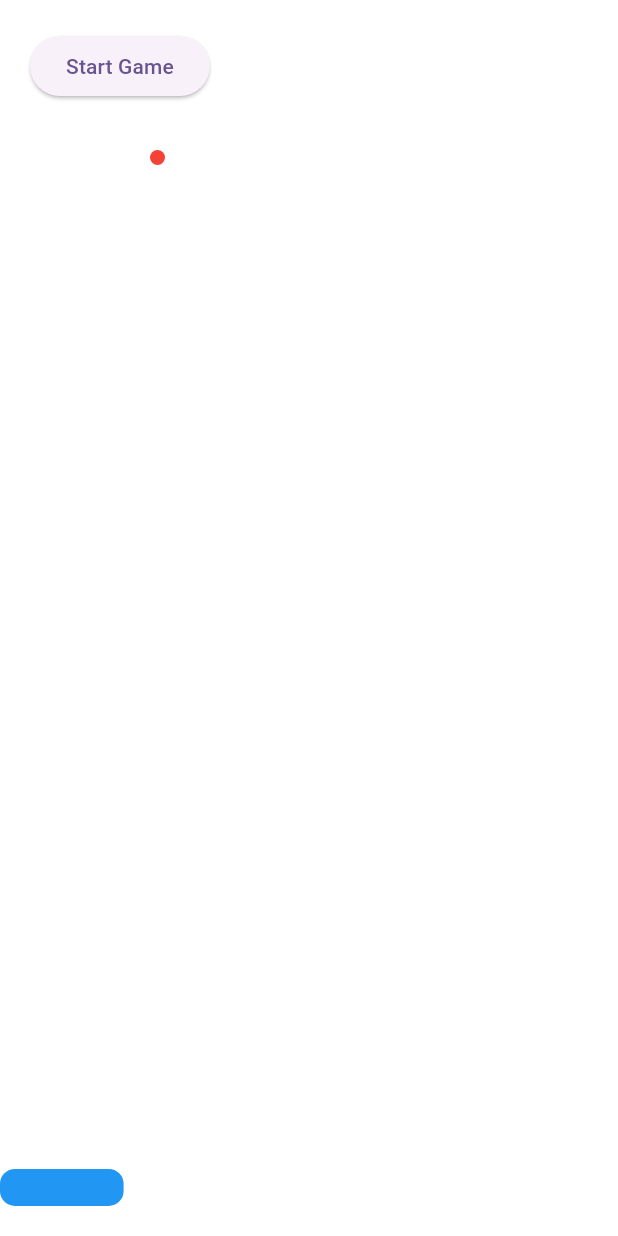
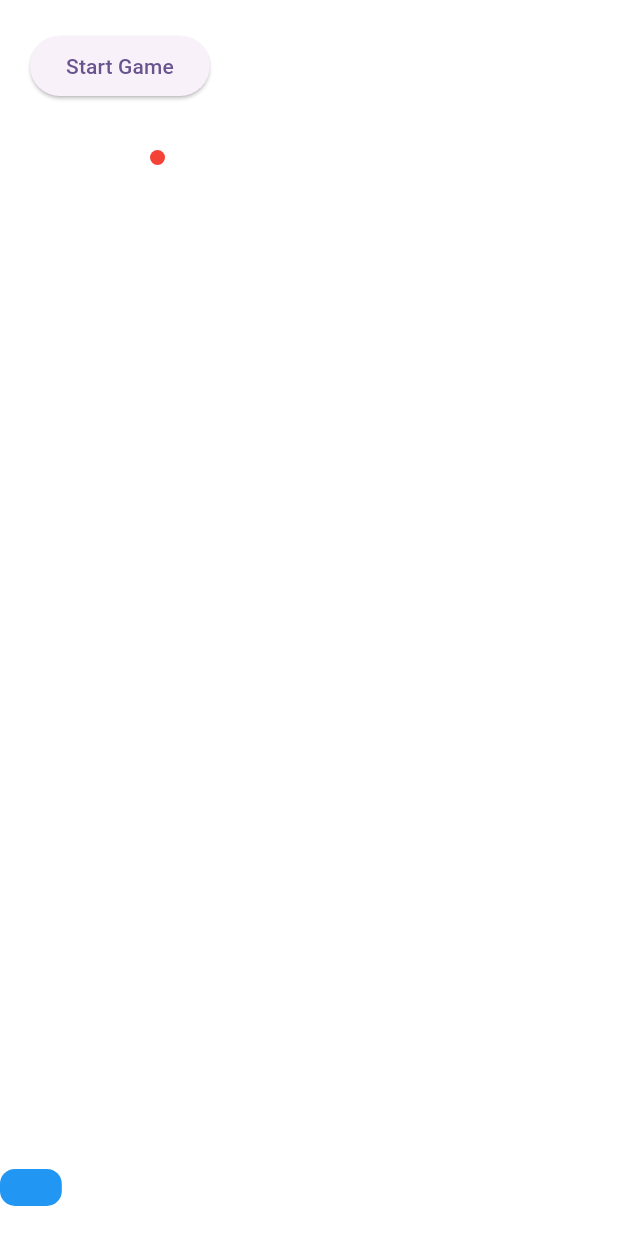
Before and after one commit to ThatLinuxGuyYouKnow/BrickBreaker, a Flutter app: the screen it shows after launch, after a tap on "Start", on a phone screen of 412 x 824 dp. Run offline on Flutter 3.47's test engine with Material 3 defaults, Android fonts, the phone set to English and light mode, and no system bars.

Commit message:
finally got the game working to reasonable extent, paddle size reduced

```diff
--- a/lib/GameManager/gameStateManager.dart
+++ b/lib/GameManager/gameStateManager.dart
@@ -41,7 +41,11 @@ class _GameStateManagerState extends State<GameStateManager> {
                   ? Column(
                       mainAxisAlignment: MainAxisAlignment.center,
                       children: [
-                        Text('G A M E'),
+                        Text(
+                          'G A M E',
+                          style: TextStyle(
+                              fontWeight: FontWeight.bold, fontSize: 14),
+                        ),
                         SizedBox(height: screenHeight * .002),
                         Text('O V E R'),
                         ElevatedButton(
@@ -56,7 +60,11 @@ class _GameStateManagerState extends State<GameStateManager> {
                       ? Column(
                           mainAxisAlignment: MainAxisAlignment.center,
                           children: [
-                            Text('S T A R T'),
+                            Text(
+                              'S T A R T',
+                              style: TextStyle(
+                                  fontWeight: FontWeight.bold, fontSize: 14),
+                            ),
                             SizedBox(height: screenHeight * .002),
                             Text('G A M E'),
                             ElevatedButton(
--- a/lib/game-assets/paddle.dart
+++ b/lib/game-assets/paddle.dart
@@ -13,7 +13,7 @@ class Paddle extends StatelessWidget {
         onPaddlePositionChanged(details.globalPosition.dx);
       },
       child: Container(
-        width: MediaQuery.of(context).size.width * 0.2,
+        width: MediaQuery.of(context).size.width * 0.1,
         height: MediaQuery.of(context).size.height * 0.03,
         decoration: BoxDecoration(
           color: Colors.blue,
```
